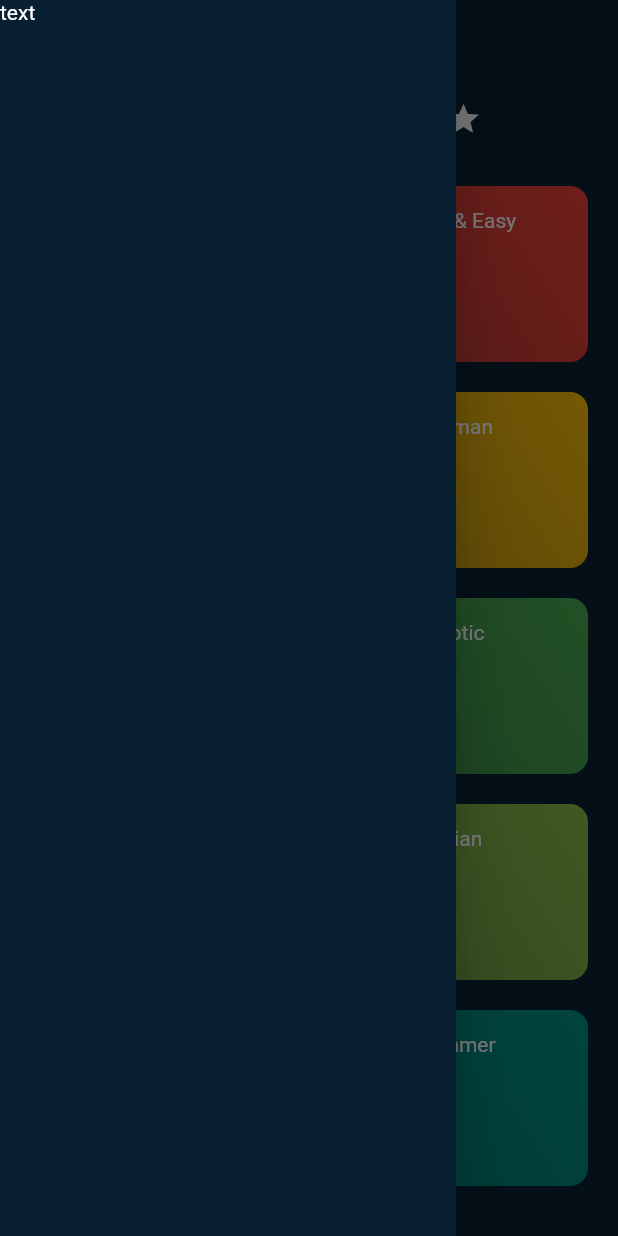
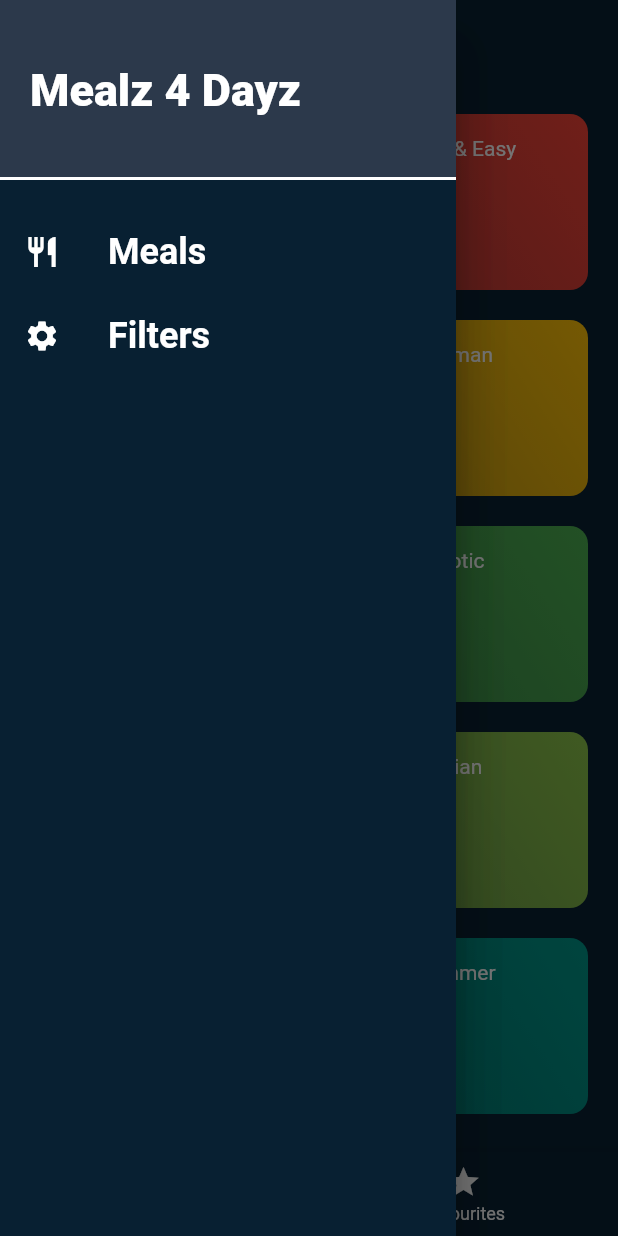
Before and after one commit to tomislavmiksik/meals-app, a Flutter app: the screen it shows after launch, with the side drawer open, on a phone screen of 412 x 824 dp. Run offline on Flutter 3.47's test engine with Material 2 defaults, Android fonts, the phone set to English and light mode, and no system bars.

Commit message:
drawer functionality added, filter screen created[WIP]

```diff
--- a/lib/main.dart
+++ b/lib/main.dart
@@ -1,5 +1,6 @@
 import 'package:flutter/material.dart';
 import 'package:flutter/services.dart';
+import 'package:meals_app/screens/filters_screen.dart';
 import 'package:meals_app/screens/meal_detail_screen.dart';
 import 'package:meals_app/screens/tabs_screen.dart';
 import 'screens/categories_screen.dart';
@@ -52,11 +53,13 @@ class MyApp extends StatelessWidget {
               ),
             ),
       ),
-      home: TabsScreen(),
+      initialRoute: '/',
       //list of all available routes which access the screens
       routes: {
+        '/': (ctx)=> TabsScreen(),
         CategoryMealsScreen.routeName: (ctx) => CategoryMealsScreen(),
         MealDetailScreen.routeName: (ctx) => MealDetailScreen(),
+        FiltersScreen.routeName: (ctx) => FiltersScreen(),
       },
       //not needed, it opens a default named route if a non declared one is chosen
       // onGenerateRoute: (settings) {
--- /dev/null
+++ b/lib/screens/filters_screen.dart
@@ -0,0 +1,23 @@
+import 'package:flutter/material.dart';
+import 'package:meals_app/widgets/main_drawer.dart';
+
+class FiltersScreen extends StatelessWidget {
+  const FiltersScreen({Key? key}) : super(key: key);
+
+  static const routeName = '/filters';
+
+  @override
+  Widget build(BuildContext context) {
+    return Scaffold(
+      appBar: AppBar(
+        title: Text(
+          'Filter Settings'
+        ),
+      ),
+      drawer: MainDrawer(),
+      body: Container(
+        child: Text('FILTER'),
+      ),
+    );
+  }
+}
--- a/lib/screens/tabs_screen.dart
+++ b/lib/screens/tabs_screen.dart
@@ -1,8 +1,10 @@
 import 'package:flutter/material.dart';
 import 'categories_screen.dart';
 import 'favourites_screen.dart';
+import '../widgets/main_drawer.dart';
 
 class TabsScreen extends StatefulWidget {
+
   @override
   _TabScreenState createState() => _TabScreenState();
 }
@@ -27,68 +29,68 @@ class _TabScreenState extends State<TabsScreen> {
     //
     //
 
-    return DefaultTabController(
-      length: 2,
-      initialIndex: 0,
-      child: Scaffold(
-        drawer:Drawer(
-          child: Text('text'),
-        ),
-        appBar: AppBar(
-          title: Text('Mealz 4 Dayz'),
-          bottom: TabBar(
-            indicatorColor: Color(0xFFFF4C29),
-            tabs: [
-              Tab(
-                icon: Icon(Icons.category),
-              ),
-              Tab(
-                icon: Icon(Icons.star),
-              )
-            ],
+    // return DefaultTabController(
+    //   length: 2,
+    //   initialIndex: 0,
+    //   child: Scaffold(
+    //     drawer:Drawer(
+    //       child: Text('text'),
+    //     ),
+    //     appBar: AppBar(
+    //       title: Text('Mealz 4 Dayz'),
+    //       bottom: TabBar(
+    //         indicatorColor: Color(0xFFFF4C29),
+    //         tabs: [
+    //           Tab(
+    //             icon: Icon(Icons.category),
+    //           ),
+    //           Tab(
+    //             icon: Icon(Icons.star),
+    //           )
+    //         ],
+    //       ),
+    //     ),
+    //     body: TabBarView(children: [
+    //       CategoriesScreen(),
+    //       FavouritesScreen(),
+    //     ],),
+    //   ),
+    // );
+
+    //second way of making a navbar using the bottomNavBar widget, requires stateful widget
+    //
+    //
+    return Scaffold(
+      appBar: AppBar(
+        title: Text(pages[_selectedPageIndex]['title']),
+      ),
+      body: pages[_selectedPageIndex]['page'],
+      drawer:Drawer(
+        child: MainDrawer(),
+      ),
+      bottomNavigationBar: BottomNavigationBar(
+        onTap: _selectPage,
+        currentIndex: _selectedPageIndex,
+        unselectedLabelStyle: TextStyle(color: Color(0xFFFF4C29)),
+        selectedItemColor: Color(0xFFFF4C29),
+        unselectedItemColor: Colors.white,
+        backgroundColor: Color(0xFF082032),
+        type: BottomNavigationBarType.fixed,
+        items: const [
+          BottomNavigationBarItem(
+            icon: Icon(
+              Icons.category,
+            ),
+            label: 'Categories',
           ),
-        ),
-        body: TabBarView(children: [
-          CategoriesScreen(),
-          FavouritesScreen(),
-        ],),
+          BottomNavigationBarItem(
+            icon: Icon(
+              Icons.star,
+            ),
+            label: 'Favourites',
+          ),
+        ],
       ),
     );
-
-    //second way of making a navbar using the bottomNavBar widget
-    //
-    //
-    // return Scaffold(
-    //   appBar: AppBar(
-    //     title: Text(pages[_selectedPageIndex]['title']),
-    //   ),
-    //   body: pages[_selectedPageIndex]['page'],
-    //   drawer:Drawer(
-    //     child: Text('text'),
-    //   ),
-    //   bottomNavigationBar: BottomNavigationBar(
-    //     onTap: _selectPage,
-    //     currentIndex: _selectedPageIndex,
-    //     unselectedLabelStyle: TextStyle(color: Color(0xFFFF4C29)),
-    //     selectedItemColor: Color(0xFFFF4C29),
-    //     unselectedItemColor: Colors.white,
-    //     backgroundColor: Color(0xFF082032),
-    //     type: BottomNavigationBarType.fixed,
-    //     items: const [
-    //       BottomNavigationBarItem(
-    //         icon: Icon(
-    //           Icons.category,
-    //         ),
-    //         label: 'Categories',
-    //       ),
-    //       BottomNavigationBarItem(
-    //         icon: Icon(
-    //           Icons.star,
-    //         ),
-    //         label: 'Favourites',
-    //       ),
-    //     ],
-    //   ),
-    // );
   }
 }
--- /dev/null
+++ b/lib/widgets/main_drawer.dart
@@ -0,0 +1,75 @@
+import 'package:flutter/material.dart';
+import 'package:meals_app/screens/categories_screen.dart';
+import 'package:meals_app/screens/filters_screen.dart';
+import 'package:meals_app/screens/tabs_screen.dart';
+
+class MainDrawer extends StatelessWidget {
+  //build method for reusable tiles
+  //
+  //
+  Widget buildListTile(String title, IconData icon, void Function() tapHandler) {
+    return ListTile(
+      onTap: tapHandler,
+      leading: Icon(
+        icon,
+        color: Colors.white,
+      ),
+      title: Text(
+        title,
+        style: const TextStyle(
+          fontSize: 24,
+          fontWeight: FontWeight.bold,
+        ),
+      ),
+    );
+  }
+
+  @override
+  Widget build(BuildContext context) {
+    return Drawer(
+      child: Column(
+        children: [
+          //simple container with title of the app
+          //
+          //
+          Container(
+            height: 120,
+            color: Color(0xFF2C394B),
+            width: double.infinity,
+            padding: EdgeInsets.all(20),
+            alignment: Alignment.centerLeft,
+            child: const Text(
+              'Mealz 4 Dayz',
+              style: TextStyle(
+                fontWeight: FontWeight.w900,
+                fontSize: 30,
+              ),
+            ),
+          ),
+          const Divider(
+            color: Colors.white,
+            thickness: 2,
+            height: 0,
+          ),
+          const SizedBox(
+            height: 20,
+          ),
+
+          //list tiles containing screen info and redirects that replace the last page on the stack
+          //
+          //
+          buildListTile(
+            'Meals',
+            Icons.restaurant,
+            () => Navigator.of(context).pushReplacementNamed('/'),
+          ),
+          buildListTile(
+            'Filters',
+            Icons.settings,
+            () =>  Navigator.of(context).pushReplacementNamed(FiltersScreen.routeName),
+          ),
+        ],
+      ),
+    );
+  }
+}
```
